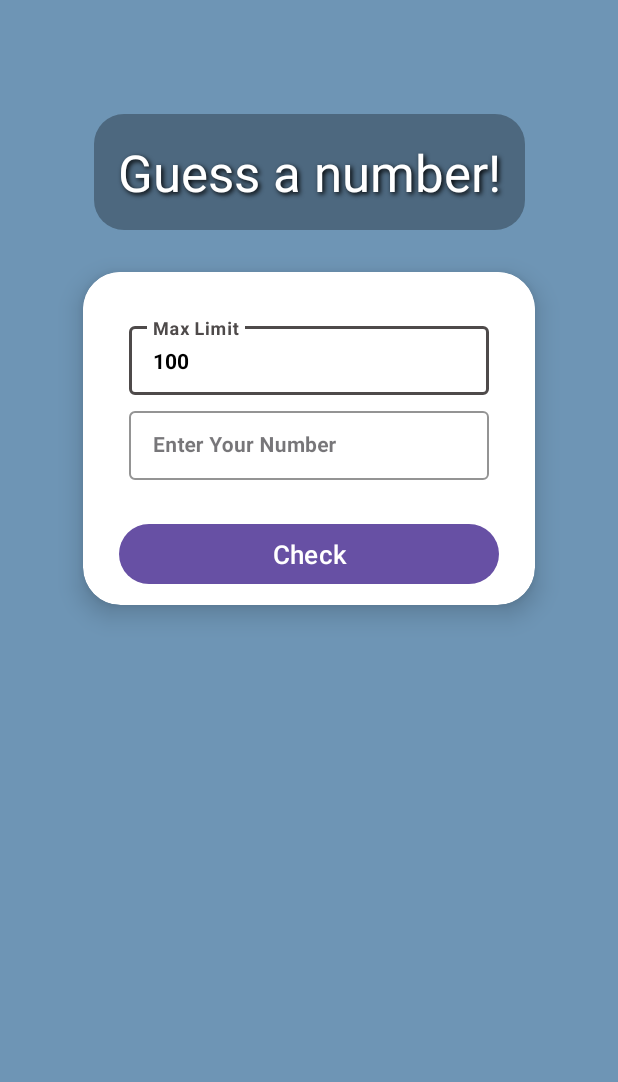
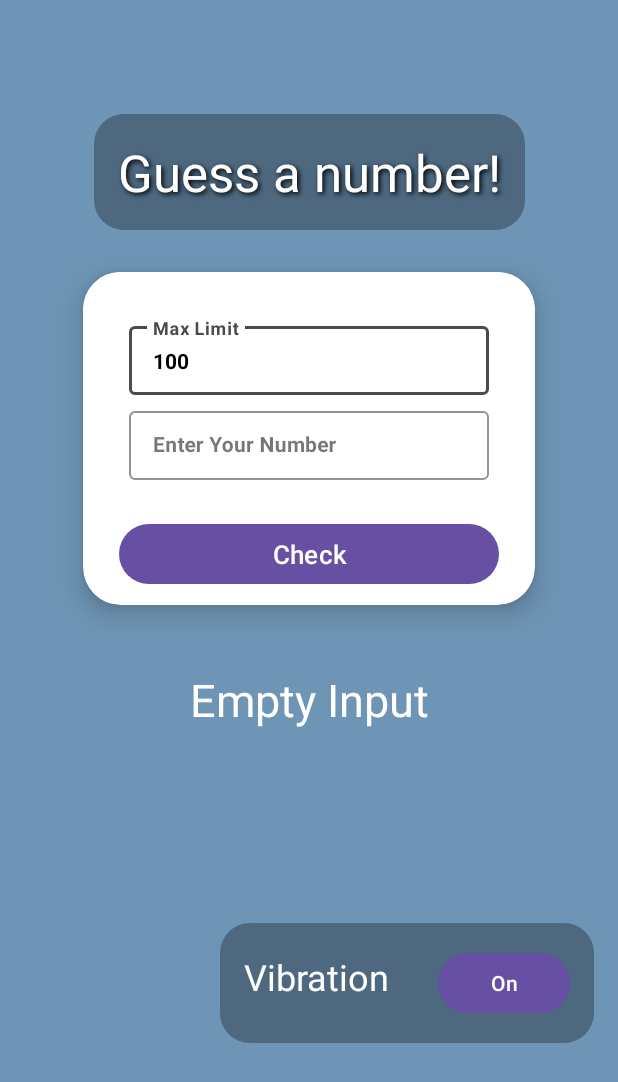
Before and after one commit to tanim494/Arcade-HUB, an Android app: the GuessTheNumber screen opened directly, with no data from a screen before it, after a tap on "Check", on a phone screen of 412 x 824 dp. Shown: the top 1082 px of the screen. Run offline under Robolectric (Android 15) with nearby library versions, the phone set to English and light mode, and no system bars.

Commit message:
Added the option to vibrate while wrong input in GuessTheNumber

```diff
--- a/app/src/main/AndroidManifest.xml
+++ b/app/src/main/AndroidManifest.xml
@@ -1,6 +1,8 @@
 <?xml version="1.0" encoding="utf-8"?>
 <manifest xmlns:android="http://schemas.android.com/apk/res/android"
     xmlns:tools="http://schemas.android.com/tools">
+
+    <uses-permission android:name="android.permission.VIBRATE" />
 
     <application
         android:allowBackup="true"
--- a/app/src/main/java/com/tanim/arcadehub/AuthorActivity.java
+++ b/app/src/main/java/com/tanim/arcadehub/AuthorActivity.java
@@ -41,12 +41,6 @@ public class AuthorActivity extends AppCompatActivity {
             startActivity(intent);
         });
 
-        TextView requestButton = findViewById(R.id.requestButton);
-        requestButton.setOnClickListener(view1 -> {
-            Intent intent = new Intent(Intent.ACTION_VIEW, Uri.parse("https://forms.gle/FbP5xcFKteDjGVZr5"));
-            startActivity(intent);
-        });
-
         LinearLayout authorMail = findViewById(R.id.authorMail);
         authorMail.setOnClickListener(view1 -> {
             Intent intent = new Intent(Intent.ACTION_SEND);
--- a/app/src/main/java/com/tanim/arcadehub/GuessTheNumber.java
+++ b/app/src/main/java/com/tanim/arcadehub/GuessTheNumber.java
@@ -1,8 +1,15 @@
 package com.tanim.arcadehub;
 
+import android.content.Context;
+import android.content.SharedPreferences;
 import android.content.res.ColorStateList;
 import android.graphics.Color;
+import android.os.Build;
 import android.os.Bundle;
+import android.os.VibrationEffect;
+import android.os.Vibrator;
+import android.preference.PreferenceManager;
+import android.view.animation.AnimationUtils;
 import android.widget.Button;
 import android.widget.EditText;
 import android.widget.TextView;
@@ -10,11 +17,16 @@ import android.widget.Toast;
 
 import androidx.appcompat.app.AppCompatActivity;
 
+import java.util.concurrent.atomic.AtomicBoolean;
+
 public class GuessTheNumber extends AppCompatActivity {
     private int maxLimit;
     boolean computerGuessGenerated = false;
     int computerGuess;
     int tries = 0;
+    private static final String PREF_VIBRATION_ENABLED = "pref_vibration_enabled";
+    private Button vibTog;
+    private SharedPreferences preferences;
 
     @Override
     protected void onCreate(Bundle savedInstanceState) {
@@ -25,6 +37,19 @@ public class GuessTheNumber extends AppCompatActivity {
         EditText user = findViewById(R.id.userInput);
         Button check = findViewById(R.id.checkButton);
         TextView res = findViewById(R.id.resultText);
+
+        vibTog = findViewById(R.id.vibToggle);
+        preferences = PreferenceManager.getDefaultSharedPreferences(this);
+
+
+        AtomicBoolean isVibrationEnabled = new AtomicBoolean(preferences.getBoolean(PREF_VIBRATION_ENABLED, true));
+        vibTog.setText(isVibrationEnabled.get() ? "On" : "Off");
+        vibTog.setOnClickListener(view -> {
+            isVibrationEnabled.set(!isVibrationEnabled.get()); // Toggle the boolean value
+
+            preferences.edit().putBoolean(PREF_VIBRATION_ENABLED, isVibrationEnabled.get()).apply();
+            vibTog.setText(isVibrationEnabled.get() ? "On" : "Off");
+        });
 
         check.setOnClickListener(view -> {
             String userInputString = user.getText().toString().trim(); // Trim to remove leading/trailing whitespaces
@@ -46,7 +71,11 @@ public class GuessTheNumber extends AppCompatActivity {
                         computerGuess = (int) ((Math.random() * maxLimit) + 1);
                         tries = 0;
                     } else {
+                        if (isVibrationEnabled.get()) {
+                            vibrate();
+                        }
                         check.setBackgroundTintList(ColorStateList.valueOf(Color.RED));
+                        res.startAnimation(AnimationUtils.loadAnimation(GuessTheNumber.this, R.anim.shake));
                         if (computerGuess > userInput) {
                             res.setText("Wrong, Number is higher");
                         } else {
@@ -60,10 +89,27 @@ public class GuessTheNumber extends AppCompatActivity {
                     e.printStackTrace(); // Log the exception for debugging
                 }
             } else {
-                Toast.makeText(GuessTheNumber.this, "Empty Input", Toast.LENGTH_SHORT).show();
+                res.setText("Empty Input");
+                res.startAnimation(AnimationUtils.loadAnimation(GuessTheNumber.this, R.anim.shake));
+                if (isVibrationEnabled.get()) {
+                    vibrate();
+                }
             }
         });
+    }
 
+    private void vibrate() {
+        Vibrator vibrator = (Vibrator) getSystemService(Context.VIBRATOR_SERVICE);
 
+        // Check if the device has a vibrator
+        if (vibrator != null && vibrator.hasVibrator()) {
+            // Vibrate for 300 milliseconds
+            if (Build.VERSION.SDK_INT >= Build.VERSION_CODES.O) {
+                vibrator.vibrate(VibrationEffect.createOneShot(100, 20));
+            } else {
+                // Deprecated in API 26
+                vibrator.vibrate(100);
+            }
+        }
     }
 }
--- /dev/null
+++ b/app/src/main/res/anim/shake.xml
@@ -0,0 +1,24 @@
+<?xml version="1.0" encoding="utf-8"?>
+<set xmlns:android="http://schemas.android.com/apk/res/android">
+    <translate
+        android:fromXDelta="0"
+        android:toXDelta="20"
+    android:duration="100"
+    android:interpolator="@android:anim/cycle_interpolator" />
+
+    <set android:interpolator="@android:anim/cycle_interpolator">
+        <translate
+            android:fromXDelta="20"
+            android:toXDelta="-20"
+            android:startOffset="150"
+        android:duration="100" />
+    </set>
+
+    <set android:interpolator="@android:anim/cycle_interpolator">
+        <translate
+            android:fromXDelta="-20"
+            android:toXDelta="20"
+            android:startOffset="300"
+        android:duration="100" />
+    </set>
+</set>
--- a/app/src/main/res/layout/activity_guess_the_number.xml
+++ b/app/src/main/res/layout/activity_guess_the_number.xml
@@ -133,4 +133,28 @@
         app:layout_constraintStart_toStartOf="parent"
         app:layout_constraintTop_toBottomOf="@+id/guessCard" />
 
+    <LinearLayout
+        android:layout_width="wrap_content"
+        android:layout_height="wrap_content"
+        android:orientation="horizontal"
+        android:background="@drawable/grid_bg"
+        android:layout_margin="16dp"
+        app:layout_constraintBottom_toBottomOf="parent"
+        app:layout_constraintEnd_toEndOf="parent"
+        app:layout_constraintTop_toBottomOf="@id/resultText">
+
+        <TextView
+            android:layout_width="wrap_content"
+            android:layout_height="wrap_content"
+            android:text="Vibration"
+            android:textColor="@color/white"
+            android:textSize="24sp"
+            android:layout_margin="16dp"/>
+        <Button
+            android:id="@+id/vibToggle"
+            android:layout_width="wrap_content"
+            android:layout_height="wrap_content"
+            android:layout_margin="16dp"/>
+    </LinearLayout>
+
 </androidx.constraintlayout.widget.ConstraintLayout>
--- a/app/src/main/res/layout/item_email.xml
+++ b/app/src/main/res/layout/item_email.xml
@@ -47,7 +47,6 @@
             android:layout_width="wrap_content"
             android:layout_height="wrap_content"/>
         <TextView
-            android:id="@+id/requestButton"
             android:layout_width="wrap_content"
             android:layout_height="wrap_content"
             android:text="Reqeust Feature"
--- a/app/src/main/res/values/themes.xml
+++ b/app/src/main/res/values/themes.xml
@@ -10,6 +10,7 @@
         <item name="android:layout_width">110dp</item>
         <item name="android:layout_height">110dp</item>
         <item name="android:textSize">24sp</item>
+        <item name="android:textColor">@color/black</item>
         <item name="android:layout_margin">4dp</item>
         <item name="android:colorButtonNormal">@color/white</item>
         <item name="android:background">@drawable/ic_square</item>
```
